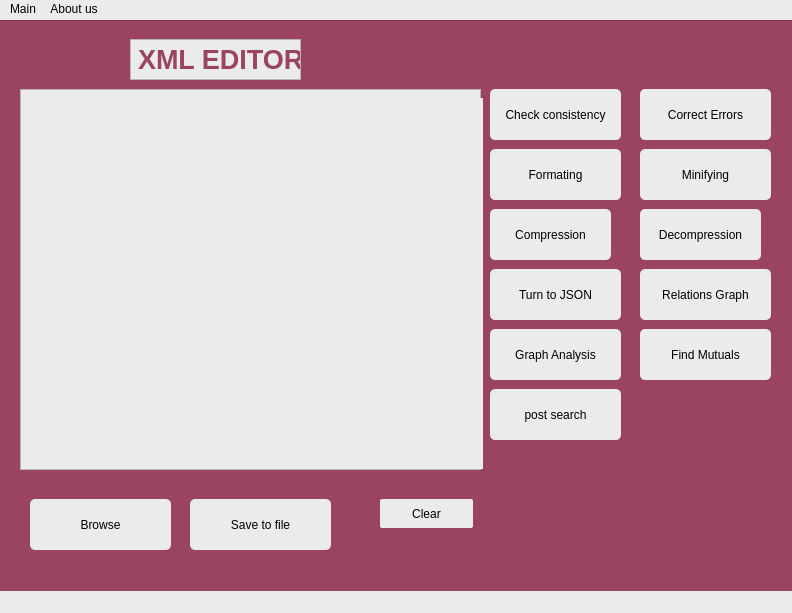
Above: GUI/mainwindow.ui from engRana404/XML_Editor before the change. Below: the same form after it.
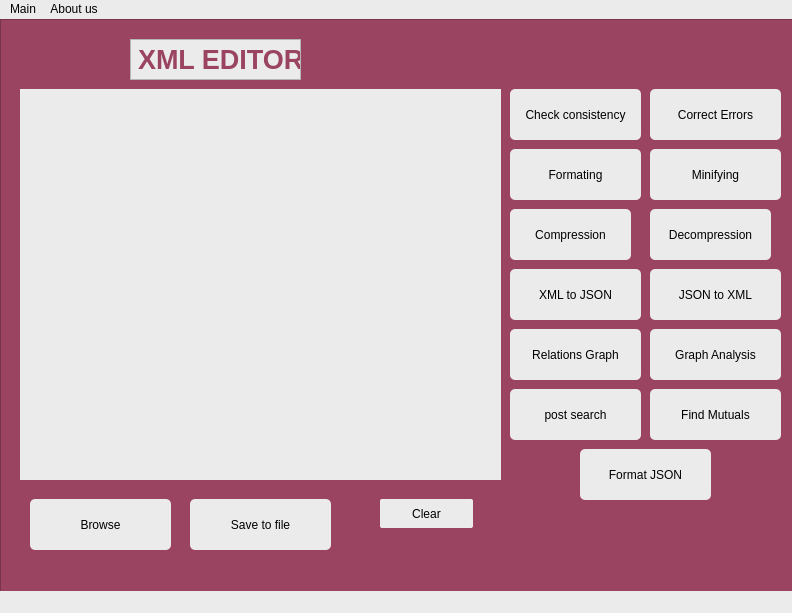
That is the form after the change.

Commit message: Some Updates and add JSON Formatter

The edit to the form file:
```diff
--- a/GUI/mainwindow.ui
+++ b/GUI/mainwindow.ui
@@ -41,7 +41,7 @@
    <widget class="QPushButton" name="check">
     <property name="geometry">
      <rect>
-      <x>490</x>
+      <x>510</x>
       <y>70</y>
       <width>131</width>
       <height>51</height>
@@ -64,7 +64,7 @@
     </property>
     <property name="geometry">
      <rect>
-      <x>490</x>
+      <x>510</x>
       <y>250</y>
       <width>131</width>
       <height>51</height>
@@ -78,13 +78,13 @@
 </string>
     </property>
     <property name="text">
-     <string>Turn to JSON</string>
+     <string>XML to JSON</string>
     </property>
    </widget>
    <widget class="QPushButton" name="correct">
     <property name="geometry">
      <rect>
-      <x>640</x>
+      <x>650</x>
       <y>70</y>
       <width>131</width>
       <height>51</height>
@@ -104,7 +104,7 @@
    <widget class="QPushButton" name="minify">
     <property name="geometry">
      <rect>
-      <x>640</x>
+      <x>650</x>
       <y>130</y>
       <width>131</width>
       <height>51</height>
@@ -123,7 +123,7 @@
    <widget class="QPushButton" name="format">
     <property name="geometry">
      <rect>
-      <x>490</x>
+      <x>510</x>
       <y>130</y>
       <width>131</width>
       <height>51</height>
@@ -143,8 +143,8 @@
    <widget class="QPushButton" name="Graph">
     <property name="geometry">
      <rect>
-      <x>640</x>
-      <y>250</y>
+      <x>510</x>
+      <y>310</y>
       <width>131</width>
       <height>51</height>
      </rect>
@@ -163,7 +163,7 @@
    <widget class="QPushButton" name="compress">
     <property name="geometry">
      <rect>
-      <x>490</x>
+      <x>510</x>
       <y>190</y>
       <width>121</width>
       <height>51</height>
@@ -182,7 +182,7 @@
    <widget class="QPushButton" name="decompress">
     <property name="geometry">
      <rect>
-      <x>640</x>
+      <x>650</x>
       <y>190</y>
       <width>121</width>
       <height>51</height>
@@ -738,8 +738,8 @@
      <rect>
       <x>20</x>
       <y>70</y>
-      <width>461</width>
-      <height>381</height>
+      <width>481</width>
+      <height>391</height>
      </rect>
     </property>
     <property name="cursor" stdset="0">
@@ -749,8 +749,8 @@
    <widget class="QGraphicsView" name="graphicsView">
     <property name="geometry">
      <rect>
-      <x>-5</x>
-      <y>1</y>
+      <x>0</x>
+      <y>0</y>
       <width>801</width>
       <height>581</height>
      </rect>
@@ -769,10 +769,10 @@
     </property>
     <property name="geometry">
      <rect>
-      <x>32</x>
-      <y>79</y>
-      <width>441</width>
-      <height>361</height>
+      <x>20</x>
+      <y>70</y>
+      <width>481</width>
+      <height>391</height>
      </rect>
     </property>
     <property name="autoFillBackground">
@@ -785,7 +785,7 @@
    <widget class="QPushButton" name="Analysis">
     <property name="geometry">
      <rect>
-      <x>490</x>
+      <x>650</x>
       <y>310</y>
       <width>131</width>
       <height>51</height>
@@ -805,23 +805,35 @@
    <widget class="QLabel" name="label_3">
     <property name="geometry">
      <rect>
-      <x>272</x>
-      <y>79</y>
-      <width>171</width>
-      <height>371</height>
+      <x>20</x>
+      <y>70</y>
+      <width>481</width>
+      <height>391</height>
      </rect>
     </property>
+    <property name="frameShape">
+     <enum>QFrame::Box</enum>
+    </property>
     <property name="text">
      <string/>
     </property>
+    <property name="textFormat">
+     <enum>Qt::PlainText</enum>
+    </property>
+    <property name="scaledContents">
+     <bool>true</bool>
+    </property>
+    <property name="wordWrap">
+     <bool>true</bool>
+    </property>
    </widget>
    <widget class="QLabel" name="input">
     <property name="geometry">
      <rect>
-      <x>22</x>
-      <y>79</y>
-      <width>461</width>
-      <height>371</height>
+      <x>20</x>
+      <y>70</y>
+      <width>481</width>
+      <height>391</height>
      </rect>
     </property>
     <property name="text">
@@ -831,8 +843,8 @@
    <widget class="QPushButton" name="Mutual">
     <property name="geometry">
      <rect>
-      <x>640</x>
-      <y>310</y>
+      <x>650</x>
+      <y>370</y>
       <width>131</width>
       <height>51</height>
      </rect>
@@ -851,7 +863,7 @@
    <widget class="QPushButton" name="search">
     <property name="geometry">
      <rect>
-      <x>490</x>
+      <x>510</x>
       <y>370</y>
       <width>131</width>
       <height>51</height>
@@ -868,6 +880,52 @@
      <string>post search</string>
     </property>
    </widget>
+   <widget class="QPushButton" name="JS">
+    <property name="enabled">
+     <bool>true</bool>
+    </property>
+    <property name="geometry">
+     <rect>
+      <x>650</x>
+      <y>250</y>
+      <width>131</width>
+      <height>51</height>
+     </rect>
+    </property>
+    <property name="cursor">
+     <cursorShape>PointingHandCursor</cursorShape>
+    </property>
+    <property name="styleSheet">
+     <string notr="true">border-radius: 5px;
+</string>
+    </property>
+    <property name="text">
+     <string>JSON to XML</string>
+    </property>
+   </widget>
+   <widget class="QPushButton" name="JSONformat">
+    <property name="enabled">
+     <bool>true</bool>
+    </property>
+    <property name="geometry">
+     <rect>
+      <x>580</x>
+      <y>430</y>
+      <width>131</width>
+      <height>51</height>
+     </rect>
+    </property>
+    <property name="cursor">
+     <cursorShape>PointingHandCursor</cursorShape>
+    </property>
+    <property name="styleSheet">
+     <string notr="true">border-radius: 5px;
+</string>
+    </property>
+    <property name="text">
+     <string>Format JSON</string>
+    </property>
+   </widget>
    <zorder>graphicsView</zorder>
    <zorder>Browse</zorder>
    <zorder>check</zorder>
@@ -888,6 +946,8 @@
    <zorder>input</zorder>
    <zorder>Mutual</zorder>
    <zorder>search</zorder>
+   <zorder>JS</zorder>
+   <zorder>JSONformat</zorder>
   </widget>
   <widget class="QMenuBar" name="menubar">
    <property name="geometry">
```
The commit also changes 5 other files.
